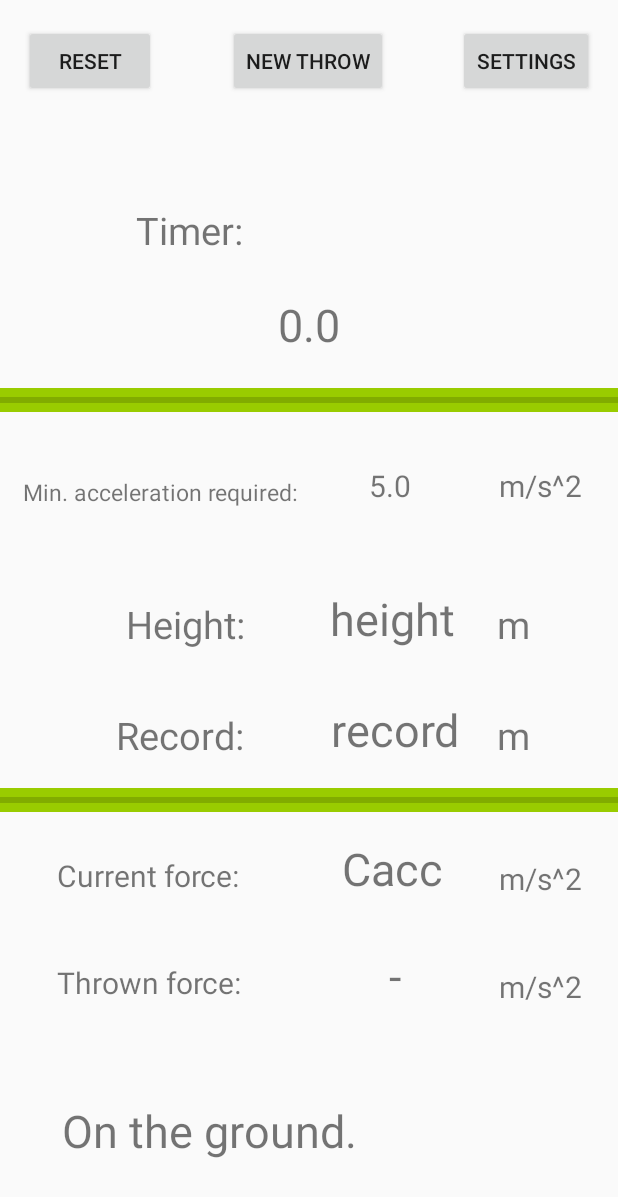
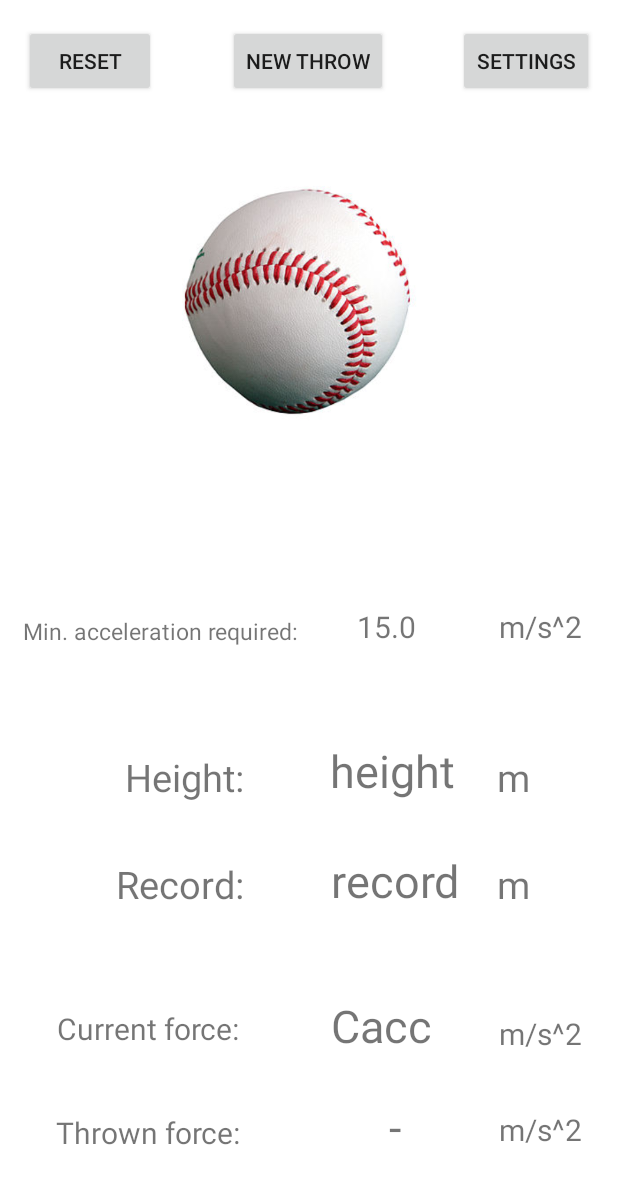
Before and after one commit to naitsirkelo/UltimateThrower, an Android app: the screen it shows after launch (MainActivity), on a phone screen of 412 x 824 dp. Shown: the top 1197 px of the screen. Run offline under Robolectric (Android 15) with nearby library versions, the phone set to English and light mode, and no system bars.

Commit message:
Ball animation + showing correct height

```diff
--- a/app/src/main/AndroidManifest.xml
+++ b/app/src/main/AndroidManifest.xml
@@ -4,9 +4,8 @@
 
     <application
         android:allowBackup="true"
-        android:icon="@mipmap/ic_launcher"
-        android:label="@string/app_name"
-        android:roundIcon="@mipmap/ic_launcher_round"
+        android:icon="@mipmap/thrower_icon"
+        android:label="Thrower"
         android:supportsRtl="true"
         android:theme="@style/AppTheme">
         <activity android:name=".Settings"></activity>
--- /dev/null
+++ b/app/src/main/res/anim/rotate_around_center_point.xml
@@ -0,0 +1,14 @@
+<?xml version="1.0" encoding="utf-8"?>
+<set xmlns:android="http://schemas.android.com/apk/res/android"
+    android:shareInterpolator="false" >
+
+    <rotate
+        android:duration="2500"
+        android:interpolator="@android:anim/linear_interpolator"
+        android:pivotX="50%"
+        android:pivotY="50%"
+        android:repeatCount="infinite"
+        android:repeatMode="restart"
+        android:toDegrees="360" />
+
+</set>
--- a/app/src/main/res/layout/activity_main.xml
+++ b/app/src/main/res/layout/activity_main.xml
@@ -4,6 +4,7 @@
     xmlns:tools="http://schemas.android.com/tools"
     android:layout_width="match_parent"
     android:layout_height="match_parent"
+    android:background="#FFFFFF"
     tools:context=".MainActivity">
 
     <TextView
@@ -13,11 +14,11 @@
         android:text="Cacc"
         android:textSize="30sp"
         app:layout_constraintBottom_toBottomOf="parent"
-        app:layout_constraintHorizontal_bias="0.661"
+        app:layout_constraintHorizontal_bias="0.641"
         app:layout_constraintLeft_toLeftOf="parent"
         app:layout_constraintRight_toRightOf="parent"
         app:layout_constraintTop_toTopOf="parent"
-        app:layout_constraintVertical_bias="0.713" />
+        app:layout_constraintVertical_bias="0.847" />
 
     <TextView
         android:id="@+id/thrownAccText"
@@ -30,7 +31,7 @@
         app:layout_constraintLeft_toLeftOf="parent"
         app:layout_constraintRight_toRightOf="parent"
         app:layout_constraintTop_toTopOf="parent"
-        app:layout_constraintVertical_bias="0.804" />
+        app:layout_constraintVertical_bias="0.933" />
 
     <TextView
         android:id="@+id/currentAccText2"
@@ -43,7 +44,7 @@
         app:layout_constraintLeft_toLeftOf="parent"
         app:layout_constraintRight_toRightOf="parent"
         app:layout_constraintTop_toTopOf="parent"
-        app:layout_constraintVertical_bias="0.717" />
+        app:layout_constraintVertical_bias="0.846" />
 
     <TextView
         android:id="@+id/currentAccText4"
@@ -52,11 +53,11 @@
         android:text="Thrown force:"
         android:textSize="20sp"
         app:layout_constraintBottom_toBottomOf="parent"
-        app:layout_constraintHorizontal_bias="0.132"
+        app:layout_constraintHorizontal_bias="0.129"
         app:layout_constraintLeft_toLeftOf="parent"
         app:layout_constraintRight_toRightOf="parent"
         app:layout_constraintTop_toTopOf="parent"
-        app:layout_constraintVertical_bias="0.807" />
+        app:layout_constraintVertical_bias="0.933" />
 
     <TextView
         android:id="@+id/heightText"
@@ -69,7 +70,8 @@
         app:layout_constraintHorizontal_bias="0.67"
         app:layout_constraintLeft_toLeftOf="parent"
         app:layout_constraintRight_toRightOf="parent"
-        app:layout_constraintTop_toTopOf="parent" />
+        app:layout_constraintTop_toTopOf="parent"
+        app:layout_constraintVertical_bias="0.63" />
 
     <TextView
         android:id="@+id/minAccTextView"
@@ -79,11 +81,11 @@
         android:text="acc"
         android:textSize="20sp"
         app:layout_constraintBottom_toBottomOf="parent"
-        app:layout_constraintHorizontal_bias="0.641"
+        app:layout_constraintHorizontal_bias="0.638"
         app:layout_constraintLeft_toLeftOf="parent"
         app:layout_constraintRight_toRightOf="parent"
         app:layout_constraintTop_toTopOf="parent"
-        app:layout_constraintVertical_bias="0.389" />
+        app:layout_constraintVertical_bias="0.507" />
 
     <TextView
         android:id="@+id/recordHeightText"
@@ -97,7 +99,7 @@
         app:layout_constraintLeft_toLeftOf="parent"
         app:layout_constraintRight_toRightOf="parent"
         app:layout_constraintTop_toTopOf="parent"
-        app:layout_constraintVertical_bias="0.595" />
+        app:layout_constraintVertical_bias="0.723" />
 
     <TextView
         android:id="@+id/heightText2"
@@ -106,24 +108,11 @@
         android:text="Height:"
         android:textSize="25sp"
         app:layout_constraintBottom_toBottomOf="parent"
-        app:layout_constraintHorizontal_bias="0.253"
+        app:layout_constraintHorizontal_bias="0.25"
         app:layout_constraintLeft_toLeftOf="parent"
         app:layout_constraintRight_toRightOf="parent"
         app:layout_constraintTop_toTopOf="parent"
-        app:layout_constraintVertical_bias="0.505" />
-
-    <TextView
-        android:id="@+id/timeText2"
-        android:layout_width="wrap_content"
-        android:layout_height="wrap_content"
-        android:text="Timer:"
-        android:textSize="25sp"
-        app:layout_constraintBottom_toBottomOf="parent"
-        app:layout_constraintHorizontal_bias="0.267"
-        app:layout_constraintLeft_toLeftOf="parent"
-        app:layout_constraintRight_toRightOf="parent"
-        app:layout_constraintTop_toTopOf="parent"
-        app:layout_constraintVertical_bias="0.172" />
+        app:layout_constraintVertical_bias="0.634" />
 
     <TextView
         android:id="@+id/heightText5"
@@ -136,7 +125,7 @@
         app:layout_constraintLeft_toLeftOf="parent"
         app:layout_constraintRight_toRightOf="parent"
         app:layout_constraintTop_toTopOf="parent"
-        app:layout_constraintVertical_bias="0.505" />
+        app:layout_constraintVertical_bias="0.634" />
 
     <TextView
         android:id="@+id/heightText6"
@@ -149,7 +138,7 @@
         app:layout_constraintLeft_toLeftOf="parent"
         app:layout_constraintRight_toRightOf="parent"
         app:layout_constraintTop_toTopOf="parent"
-        app:layout_constraintVertical_bias="0.599" />
+        app:layout_constraintVertical_bias="0.725" />
 
     <TextView
         android:id="@+id/heightText7"
@@ -162,7 +151,7 @@
         app:layout_constraintLeft_toLeftOf="parent"
         app:layout_constraintRight_toRightOf="parent"
         app:layout_constraintTop_toTopOf="parent"
-        app:layout_constraintVertical_bias="0.718" />
+        app:layout_constraintVertical_bias="0.848" />
 
     <TextView
         android:id="@+id/heightText9"
@@ -175,7 +164,7 @@
         app:layout_constraintLeft_toLeftOf="parent"
         app:layout_constraintRight_toRightOf="parent"
         app:layout_constraintTop_toTopOf="parent"
-        app:layout_constraintVertical_bias="0.389" />
+        app:layout_constraintVertical_bias="0.507" />
 
     <TextView
         android:id="@+id/heightText8"
@@ -188,7 +177,7 @@
         app:layout_constraintLeft_toLeftOf="parent"
         app:layout_constraintRight_toRightOf="parent"
         app:layout_constraintTop_toTopOf="parent"
-        app:layout_constraintVertical_bias="0.808" />
+        app:layout_constraintVertical_bias="0.928" />
 
     <TextView
         android:id="@+id/heightText4"
@@ -201,32 +190,7 @@
         app:layout_constraintLeft_toLeftOf="parent"
         app:layout_constraintRight_toRightOf="parent"
         app:layout_constraintTop_toTopOf="parent"
-        app:layout_constraintVertical_bias="0.599" />
-
-    <TextView
-        android:id="@+id/timeText"
-        android:layout_width="wrap_content"
-        android:layout_height="wrap_content"
-        android:text="0.0"
-        android:textSize="30sp"
-        app:layout_constraintBottom_toBottomOf="parent"
-        app:layout_constraintLeft_toLeftOf="parent"
-        app:layout_constraintRight_toRightOf="parent"
-        app:layout_constraintTop_toTopOf="parent"
-        app:layout_constraintVertical_bias="0.25" />
-
-    <TextView
-        android:id="@+id/throwOrGroundText"
-        android:layout_width="wrap_content"
-        android:layout_height="wrap_content"
-        android:text="On the ground."
-        android:textSize="30sp"
-        app:layout_constraintBottom_toBottomOf="parent"
-        app:layout_constraintHorizontal_bias="0.192"
-        app:layout_constraintLeft_toLeftOf="parent"
-        app:layout_constraintRight_toRightOf="parent"
-        app:layout_constraintTop_toTopOf="parent"
-        app:layout_constraintVertical_bias="0.936" />
+        app:layout_constraintVertical_bias="0.725" />
 
     <TextView
         android:id="@+id/minAccRequired"
@@ -239,7 +203,7 @@
         app:layout_constraintLeft_toLeftOf="parent"
         app:layout_constraintRight_toRightOf="parent"
         app:layout_constraintTop_toTopOf="parent"
-        app:layout_constraintVertical_bias="0.395" />
+        app:layout_constraintVertical_bias="0.511" />
 
     <Button
         android:id="@+id/btn_settings"
@@ -295,34 +259,19 @@
         app:layout_constraintTop_toTopOf="parent"
         app:layout_constraintVertical_bias="0.011" />
 
-    <ProgressBar
-        android:id="@+id/timeBar"
-        style="?android:attr/progressBarStyleHorizontal"
-        android:layout_width="fill_parent"
-        android:layout_height="wrap_content"
-        android:layout_alignParentEnd="true"
-        android:layout_alignParentRight="true"
-        android:background="@android:color/holo_green_light"
+    <ImageView
+        android:id="@+id/testImage"
+        android:layout_width="222dp"
+        android:layout_height="166dp"
+        android:layout_centerInParent="true"
+        android:contentDescription="baseball"
+        android:scaleType="fitCenter"
+        android:src="@drawable/baseball3"
         app:layout_constraintBottom_toBottomOf="parent"
-        app:layout_constraintHorizontal_bias="0.0"
-        app:layout_constraintLeft_toLeftOf="parent"
-        app:layout_constraintRight_toRightOf="parent"
+        app:layout_constraintEnd_toEndOf="parent"
+        app:layout_constraintHorizontal_bias="0.456"
+        app:layout_constraintStart_toStartOf="parent"
         app:layout_constraintTop_toTopOf="parent"
-        app:layout_constraintVertical_bias="0.32" />
-
-    <ProgressBar
-        android:id="@+id/heightBar"
-        style="?android:attr/progressBarStyleHorizontal"
-        android:layout_width="fill_parent"
-        android:layout_height="wrap_content"
-        android:layout_alignParentEnd="true"
-        android:layout_alignParentRight="true"
-        android:background="@android:color/holo_green_light"
-        app:layout_constraintBottom_toBottomOf="parent"
-        app:layout_constraintHorizontal_bias="0.0"
-        app:layout_constraintLeft_toLeftOf="parent"
-        app:layout_constraintRight_toRightOf="parent"
-        app:layout_constraintTop_toTopOf="parent"
-        app:layout_constraintVertical_bias="0.65" />
+        app:layout_constraintVertical_bias="0.181" />
 
 </android.support.constraint.ConstraintLayout>
```
Also changed, not shown: app/src/main/java/com/example/thrower/MainActivity.java (+85 -100 lines), app/src/main/res/drawable/baseball.jpg (added), app/src/main/res/drawable/baseball2.jpg (added), app/src/main/res/drawable/baseball3.jpg (added), app/src/main/res/mipmap-hdpi/thrower_icon.png (added), 1 other file.
